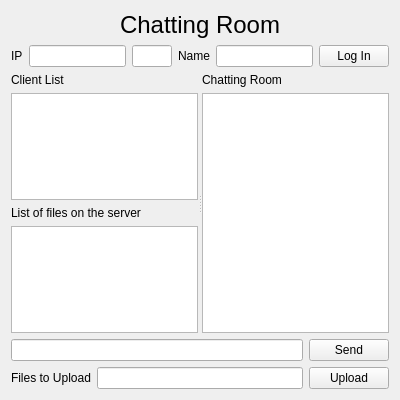
Before: the Qt Designer form chattingform.ui in ChunJeong27/CRMMiniProject, drawn with Qt 5.
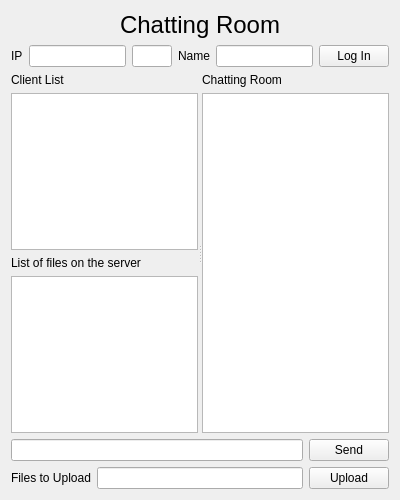
After: the same form once the commit is applied.

```diff
--- a/chattingform.ui
+++ b/chattingform.ui
@@ -7,7 +7,7 @@
     <x>0</x>
     <y>0</y>
     <width>400</width>
-    <height>400</height>
+    <height>500</height>
    </rect>
   </property>
   <property name="windowTitle">
```
